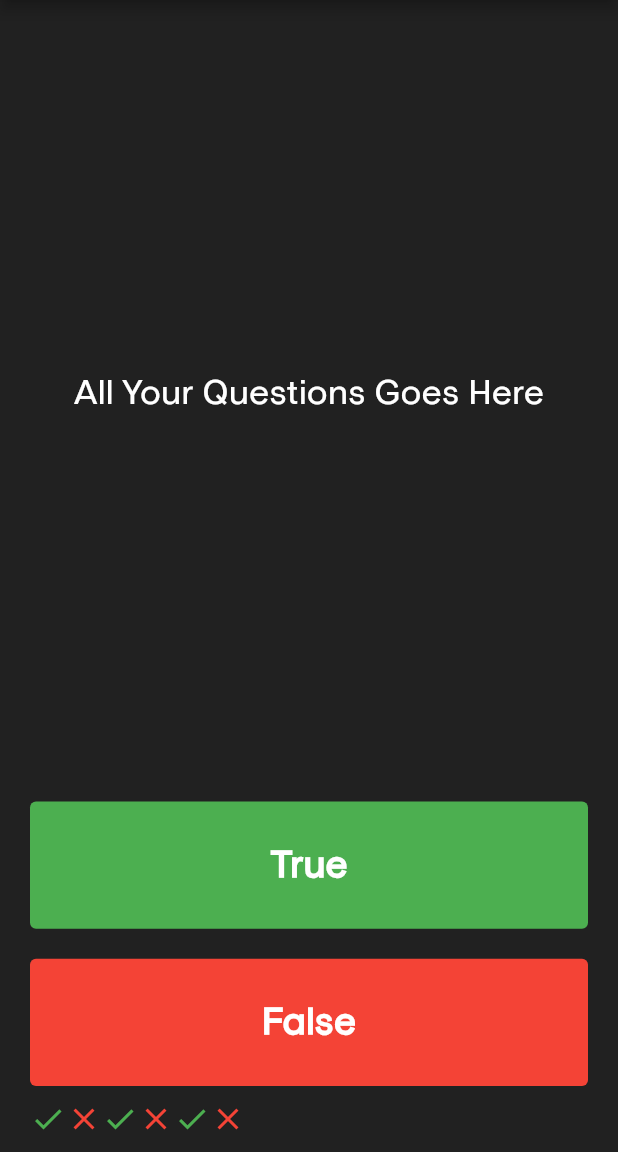
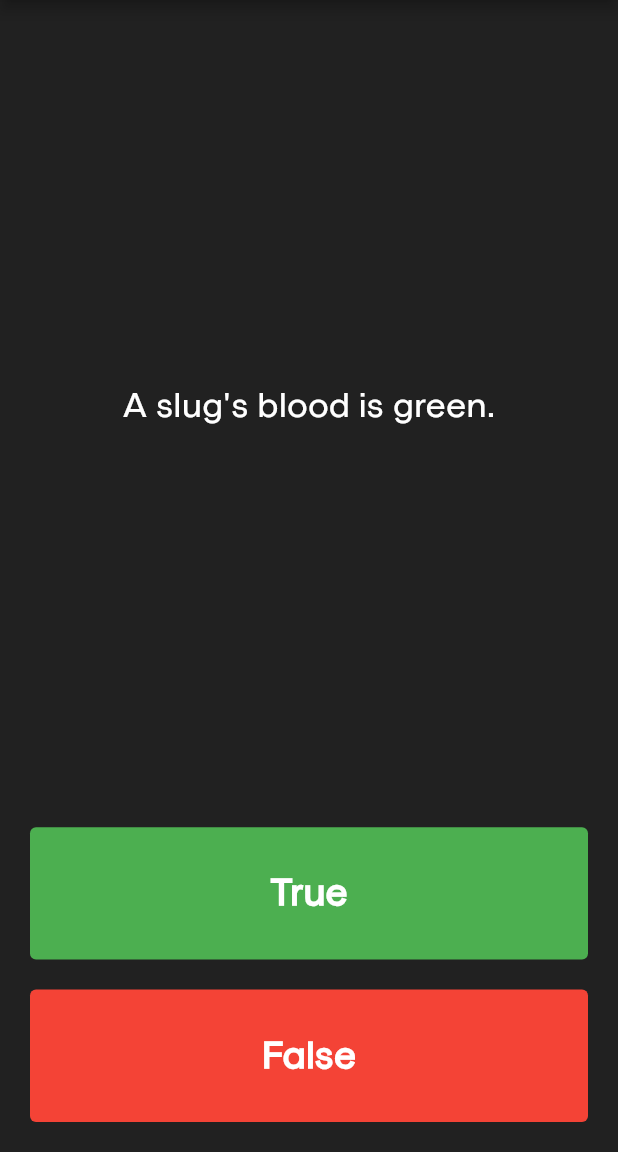
Before and after one commit to manoharacharyaa/quizzler, a Flutter app: the screen it shows after launch, after a tap on "True", after a tap on "False", on a phone screen of 412 x 824 dp, the part 84-1236 px from its top. Run offline on Flutter 3.47's test engine with Material 2 defaults, Android fonts, the phone set to English and light mode, and no system bars.

Commit message:
6th commit added Questions & Answers

```diff
--- a/lib/main.dart
+++ b/lib/main.dart
@@ -43,24 +43,21 @@ class QuizPage extends StatefulWidget {
 }
 
 class _QuizPageState extends State<QuizPage> {
-  List<Icon> scorKeeper = [
-    Icon(
-      Icons.check,
-      color: Colors.green,
-    ),
-    Icon(
-      Icons.close,
-      color: Colors.red,
-    ),
-    Icon(
-      Icons.check,
-      color: Colors.green,
-    ),
-    Icon(
-      Icons.close,
-      color: Colors.red,
-    )
+  List<Icon> scorKeeper = [];
+
+  List<String> questions = [
+    'You can lead a cow down stairs but not up stairs.',
+    'Approximately one quarter of human bones are in the feet.',
+    'A slug\'s blood is green.',
   ];
+
+  List<bool> answers = [
+    false,
+    true,
+    true,
+  ];
+
+  int questionNumber = 0;
 
   @override
   Widget build(BuildContext context) {
@@ -74,7 +71,8 @@ class _QuizPageState extends State<QuizPage> {
             padding: EdgeInsets.all(10),
             child: Center(
               child: Text(
-                'All Your Questions Goes Here',
+                // 'All Your Questions Goes Here',
+                questions[questionNumber],
                 textAlign: TextAlign.center,
                 style: TextStyle(
                   color: Colors.white,
@@ -105,12 +103,7 @@ class _QuizPageState extends State<QuizPage> {
               onPressed: () {
                 // user picks True
                 setState(() {
-                  scorKeeper.add(
-                    Icon(
-                      Icons.check,
-                      color: Colors.green,
-                    ),
-                  );
+                  questionNumber++;
                 });
               },
             ),
@@ -136,12 +129,7 @@ class _QuizPageState extends State<QuizPage> {
               onPressed: () {
                 //User picks False
                 setState(() {
-                  scorKeeper.add(
-                    Icon(
-                      Icons.close,
-                      color: Colors.red,
-                    ),
-                  );
+                  questionNumber++;
                 });
               },
             ),
```
Also changed, not shown: 2 other files.
